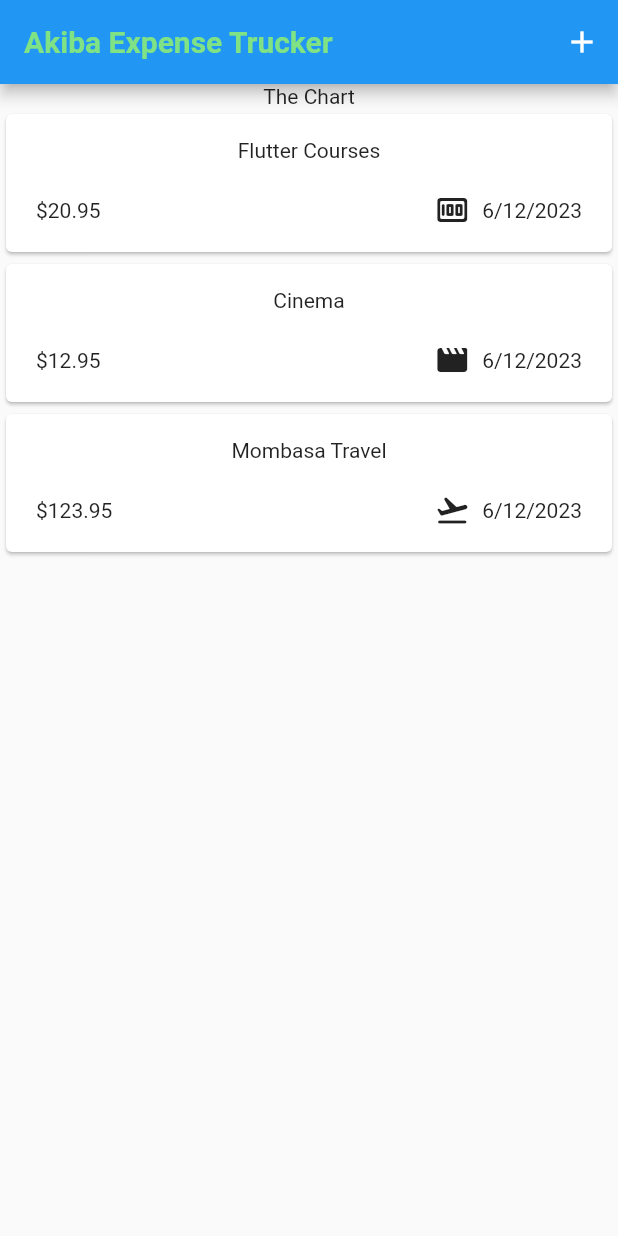
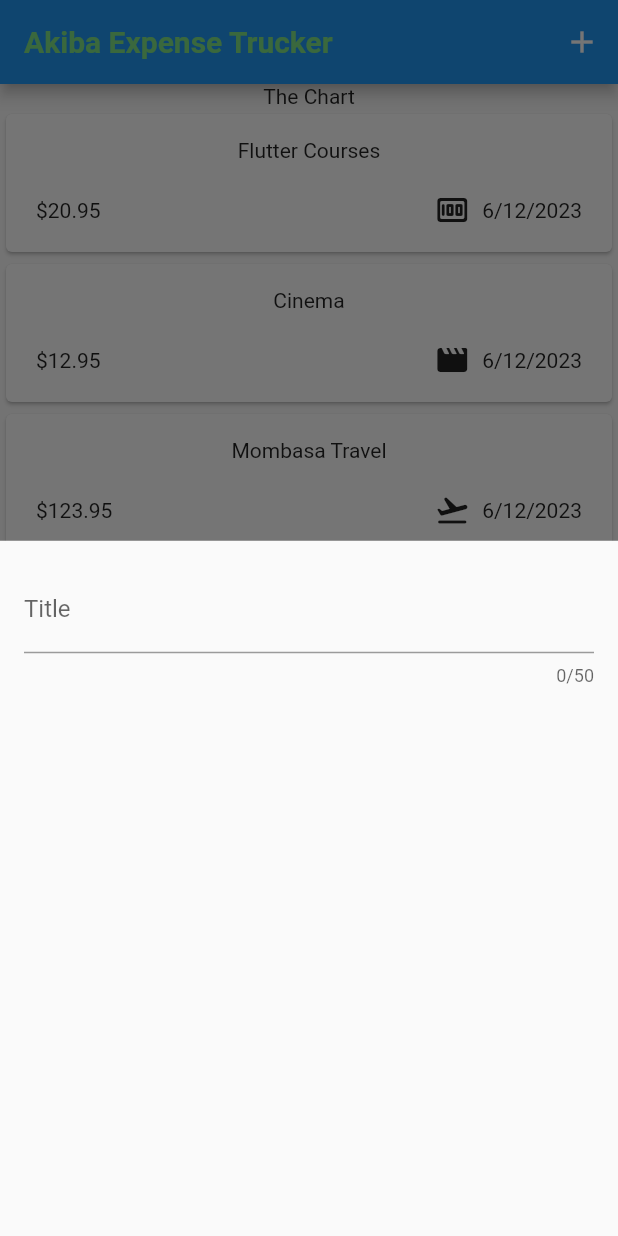
Before and after one commit to newtonkim/expense-tracker, a Flutter app: the screen it shows after launch, after a tap on the "add" icon, on a phone screen of 412 x 824 dp. Run offline on Flutter 3.47's test engine with Material 2 defaults, Android fonts, the phone set to English and light mode, and no system bars.

Commit message:
add newexpense widget with text field

```diff
--- a/lib/widgets/expenses.dart
+++ b/lib/widgets/expenses.dart
@@ -1,6 +1,7 @@
+import 'package:flutter/material.dart';
+import 'package:expense_trucker/models/expense.dart';
+import 'package:expense_trucker/widgets/new_expense.dart';
 import 'package:expense_trucker/widgets/expenses_list/expenses_list.dart';
-import 'package:expense_trucker/models/expense.dart';
-import 'package:flutter/material.dart';
 
 class Expenses extends StatefulWidget {
   const Expenses({super.key});
@@ -27,17 +28,30 @@ class _ExpensesState extends State<Expenses> {
         title: 'Mombasa Travel',
         amount: 123.95,
         category: Categories.transport,
-        date: DateTime.now())
+        date: DateTime.now()
+    )
   ];
+
+  void _openAddExpenseOverlay() {
+      showModalBottomSheet(
+        context: context,
+        builder: (ctx) => const NewExpense(),
+      );
+  }
 
   @override
   Widget build(context) {
     return Scaffold(
       appBar: AppBar(
-        title: const Text('Akiba Expense Trucker', style: TextStyle(color: Color.fromARGB(255, 127, 226, 132), fontWeight: FontWeight.bold),),
+        title: const Text(
+          'Akiba Expense Trucker',
+          style: TextStyle(
+              color: Color.fromARGB(255, 127, 226, 132),
+              fontWeight: FontWeight.bold),
+        ),
         actions: [
           IconButton(
-            onPressed: () {},
+            onPressed: _openAddExpenseOverlay,
             icon: const Icon(Icons.add),
           ),
         ],
--- a/lib/widgets/expenses_list/expense_item.dart
+++ b/lib/widgets/expenses_list/expense_item.dart
@@ -21,7 +21,6 @@ class ExpenseItem extends StatelessWidget {
                 const Spacer(),
                 Row(
                   children: [
-                    // add icon dynamically from the expense
                     Icon(categoryIcons[expense.category]),
                     const SizedBox(
                       width: 8,
--- /dev/null
+++ b/lib/widgets/new_expense.dart
@@ -0,0 +1,29 @@
+import 'package:flutter/material.dart';
+
+class NewExpense extends StatefulWidget {
+  const NewExpense({super.key});
+
+  @override
+  State<NewExpense> createState() {
+    return _NewExpense();
+  }
+}
+
+class _NewExpense extends State<NewExpense> {
+  @override
+  Widget build(context) {
+    return Padding(
+      padding: EdgeInsets.all(16),
+      child: Column(
+        children: const[
+          TextField(
+            maxLength: 50,
+            decoration: InputDecoration(
+              label: Text('Title'),
+            ),
+          ),
+        ],
+      ),
+    );
+  }
+}
```
